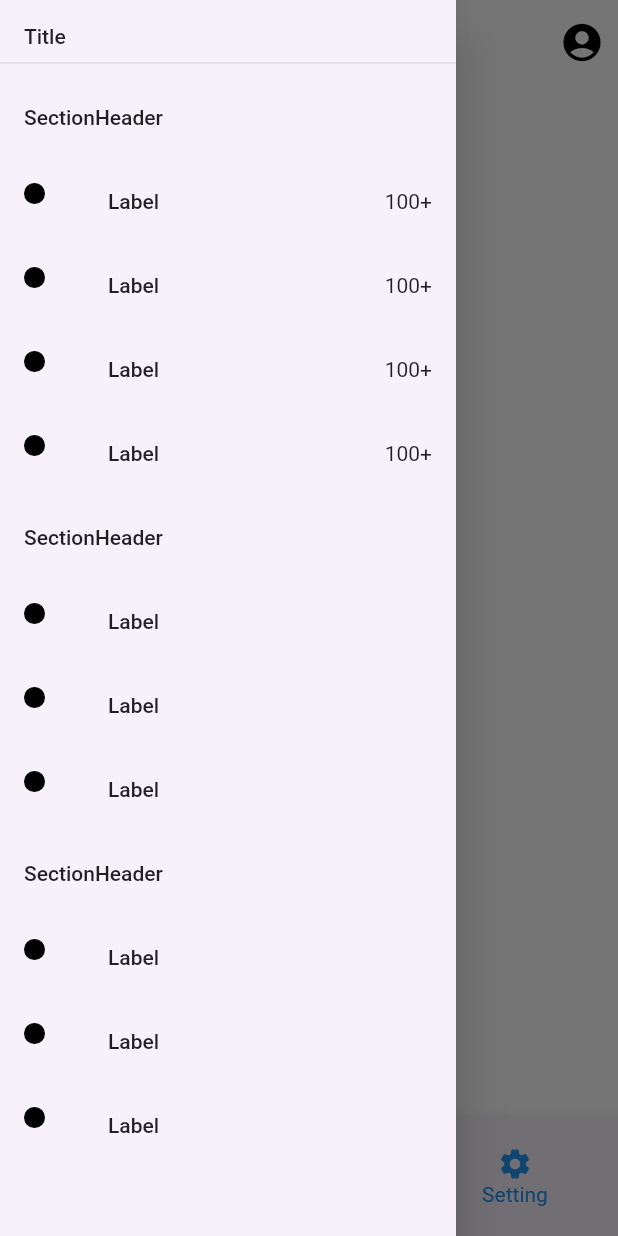
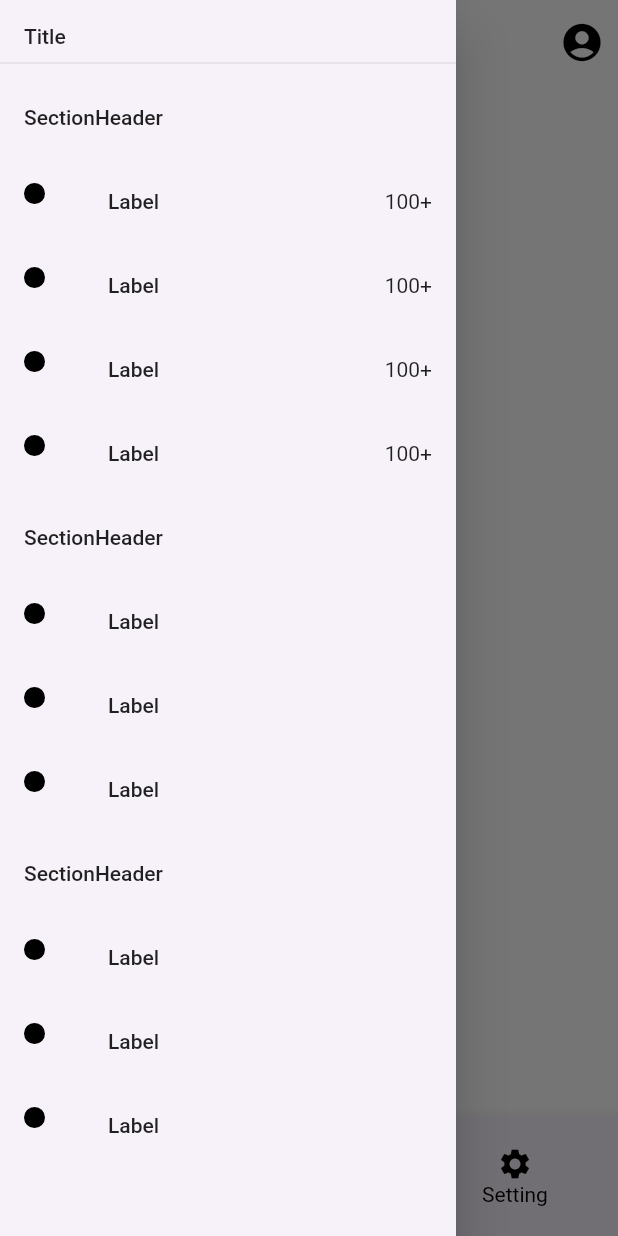
Before and after one commit to GDSC-DEU/recycle_app, a Flutter app: the screen it shows after launch, item 3 of the bottom bar chosen, with the side drawer open, on a phone screen of 412 x 824 dp. Run offline on Flutter 3.47's test engine with Material 2 defaults, Android fonts, the phone set to English and light mode, and no system bars.

Commit message:
Style: contents navigation bar item style

```diff
--- a/lib/screens/contents_screen.dart
+++ b/lib/screens/contents_screen.dart
@@ -75,6 +75,8 @@ class _ContentsScreenState extends State<ContentsScreen> {
                 label: 'Setting'
             ),
           ],
+          selectedItemColor: Colors.black,
+          unselectedItemColor: Colors.grey,
           currentIndex: _selectedIndex,
           backgroundColor: Color(0xffF7F2FA),
           onTap: (index) {
```
